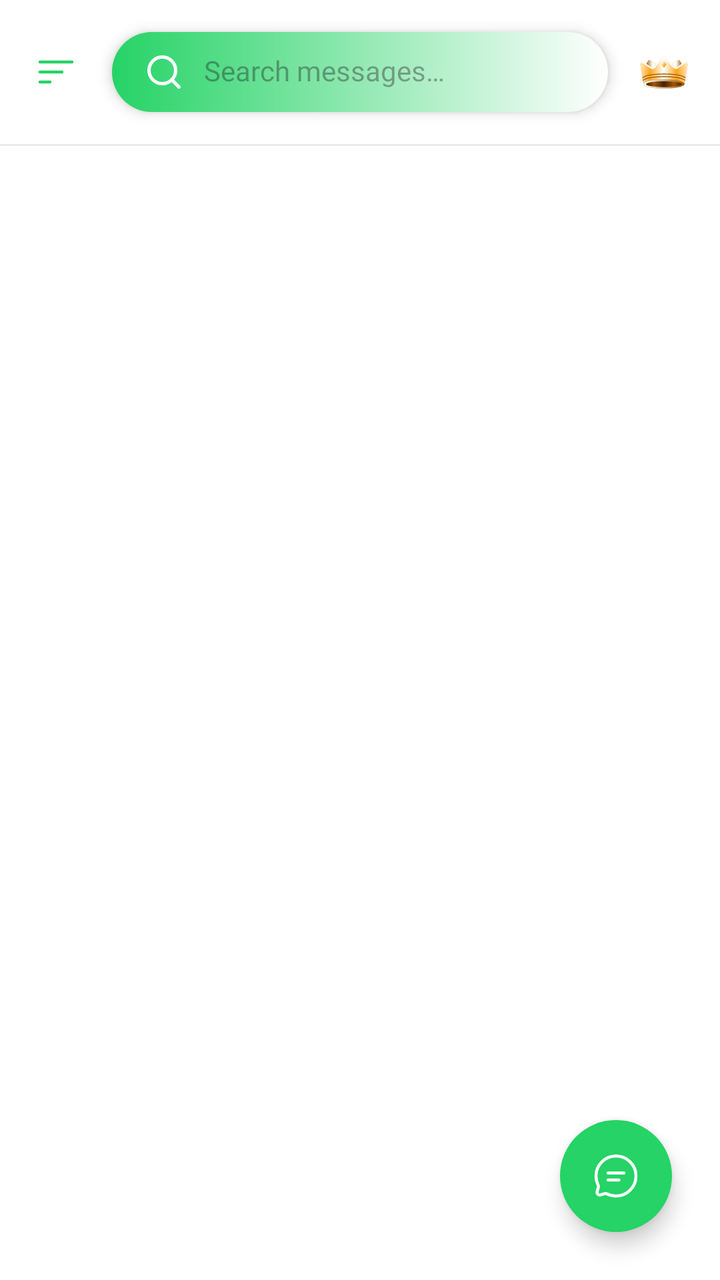
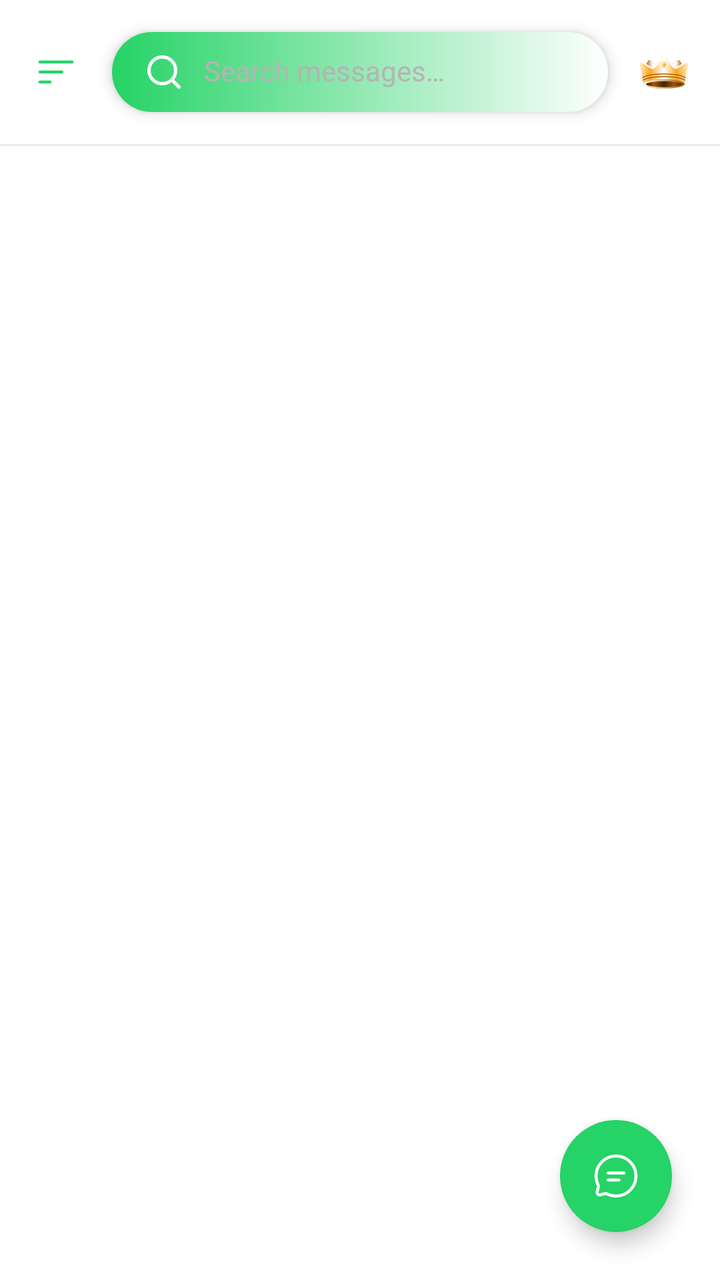

The first picture is an Android layout as it rendered before a commit; the second is the same layout after the commit. The layout source and the unified diff follow.
<!-- AndroidManifest.xml: application theme Theme.MyApplication -->
<!-- res/layout/fragment_home.xml -->
<?xml version="1.0" encoding="utf-8"?>
<androidx.constraintlayout.widget.ConstraintLayout xmlns:android="http://schemas.android.com/apk/res/android"
    xmlns:app="http://schemas.android.com/apk/res-auto"
    xmlns:tools="http://schemas.android.com/tools"
    android:layout_width="match_parent"
    android:layout_height="match_parent"
    android:background="@color/white">

    <androidx.constraintlayout.widget.ConstraintLayout
        android:id="@+id/clTopBar"
        android:layout_width="match_parent"
        android:layout_height="wrap_content"
        android:paddingHorizontal="@dimen/size16"
        app:layout_constraintTop_toTopOf="parent">

        <ImageView
            android:id="@+id/ivMenu"
            android:layout_width="@dimen/size24"
            android:layout_height="@dimen/size24"
            android:contentDescription="@null"
            android:src="@drawable/ic_list"
            app:layout_constraintBottom_toBottomOf="parent"
            app:layout_constraintStart_toStartOf="parent"
            app:layout_constraintTop_toTopOf="parent" />

        <LinearLayout
            android:id="@+id/llSearch"
            android:layout_width="0dp"
            android:layout_height="@dimen/size40"
            android:layout_margin="@dimen/size16"
            android:background="@drawable/bg_search_gradient"
            android:elevation="@dimen/size4"
            android:gravity="center_vertical"
            android:orientation="horizontal"
            android:paddingHorizontal="@dimen/size16"
            app:layout_constraintBottom_toBottomOf="parent"
            app:layout_constraintEnd_toStartOf="@+id/ivVip"
            app:layout_constraintStart_toEndOf="@+id/ivMenu"
            app:layout_constraintTop_toTopOf="parent">

            <ImageView
                android:layout_width="@dimen/size20"
                android:layout_height="@dimen/size20"
                android:contentDescription="@null"
                android:src="@drawable/ic_search" />

            <EditText
                android:id="@+id/edtSearchHome"
                style="@style/TextView_4"
                android:layout_marginStart="@dimen/size10"
                android:background="@color/transparent"
                android:hint="@string/txt_search_messages"
                android:imeOptions="actionSearch"
                android:inputType="text"
                android:maxLines="1" />
        </LinearLayout>

        <ImageView
            android:id="@+id/ivVip"
            android:layout_width="wrap_content"
            android:layout_height="wrap_content"
            android:contentDescription="@null"
            android:src="@drawable/ic_iap"
            app:layout_constraintBottom_toBottomOf="parent"
            app:layout_constraintEnd_toEndOf="parent"
            app:layout_constraintTop_toTopOf="parent" />

    </androidx.constraintlayout.widget.ConstraintLayout>

    <View
        android:id="@+id/vLineHome"
        android:layout_width="match_parent"
        android:layout_height="@dimen/size1"
        android:background="@color/col_14000000"
        app:layout_constraintTop_toBottomOf="@+id/clTopBar" />

    <androidx.recyclerview.widget.RecyclerView
        android:id="@+id/rvMessages"
        android:layout_width="match_parent"
        android:layout_height="0dp"
        app:layoutManager="androidx.recyclerview.widget.LinearLayoutManager"
        app:layout_constraintBottom_toBottomOf="parent"
        app:layout_constraintTop_toBottomOf="@+id/vLineHome"
        tools:listitem="@layout/item_message" />

    <FrameLayout
        android:layout_width="match_parent"
        android:layout_height="wrap_content"
        app:layout_constraintBottom_toBottomOf="parent"
        app:layout_constraintEnd_toEndOf="parent"
        app:layout_constraintStart_toStartOf="parent"
        app:layout_constraintTop_toBottomOf="@+id/vLineHome">

        <include
            android:id="@+id/layoutNoData"
            layout="@layout/layout_no_data" />
    </FrameLayout>

    <com.google.android.material.floatingactionbutton.FloatingActionButton
        android:id="@+id/fabNewChat"
        android:layout_width="wrap_content"
        android:layout_height="wrap_content"
        android:layout_margin="@dimen/size24"
        android:backgroundTint="@color/col_main"
        android:contentDescription="@null"
        android:src="@drawable/ic_chat"
        app:layout_constraintBottom_toBottomOf="parent"
        app:layout_constraintEnd_toEndOf="parent"
        app:shapeAppearanceOverlay="@style/ShapeAppearance.Circle"
        app:tint="@color/white" />

</androidx.constraintlayout.widget.ConstraintLayout>
<!-- res/layout/item_message.xml (included above) -->
<?xml version="1.0" encoding="utf-8"?>
<androidx.constraintlayout.widget.ConstraintLayout xmlns:android="http://schemas.android.com/apk/res/android"
    xmlns:app="http://schemas.android.com/apk/res-auto"
    android:layout_width="match_parent"
    android:layout_height="wrap_content"
    android:background="?attr/selectableItemBackground"
    android:padding="@dimen/size16">

    <RelativeLayout
        android:id="@+id/rlAvatar"
        android:layout_width="@dimen/size50"
        android:layout_height="@dimen/size50"
        app:layout_constraintBottom_toBottomOf="parent"
        app:layout_constraintStart_toStartOf="parent"
        app:layout_constraintTop_toTopOf="parent">

        <com.example.myapplication.views.RoundImageView
            android:id="@+id/ivAvatar"
            android:layout_width="match_parent"
            android:layout_height="match_parent"
            android:src="@drawable/ic_person"
            android:padding="@dimen/size6"
            app:bgColor="@color/col_main"
            app:isOval="true" />

        <TextView
            android:id="@+id/tvFirstName"
            style="@style/TextView_5"
            android:layout_width="wrap_content"
            android:layout_height="wrap_content"
            android:layout_centerInParent="true"
            android:includeFontPadding="false"
            android:text="@string/txt_empty" />
    </RelativeLayout>

    <TextView
        android:id="@+id/tvSender"
        style="@style/TextView_7"
        android:layout_marginStart="@dimen/size16"
        android:text="@string/txt_viettel_5g"
        app:layout_constraintStart_toEndOf="@+id/rlAvatar"
        app:layout_constraintTop_toTopOf="@+id/rlAvatar" />

    <TextView
        android:id="@+id/tvMessage"
        style="@style/TextView_4"
        android:layout_width="0dp"
        android:layout_marginTop="@dimen/size4"
        android:ellipsize="end"
        android:maxLines="2"
        android:text="@string/txt_message_placeholder"
        app:layout_constraintEnd_toStartOf="@+id/ivUnread"
        app:layout_constraintHorizontal_bias="0"
        app:layout_constraintStart_toStartOf="@+id/tvSender"
        app:layout_constraintTop_toBottomOf="@+id/tvSender" />

    <TextView
        android:id="@+id/tvDate"
        style="@style/TextView_4"
        android:text="@string/txt_date_placeholder"
        app:layout_constraintEnd_toEndOf="parent"
        app:layout_constraintTop_toTopOf="@+id/tvSender" />

    <View
        android:id="@+id/ivUnread"
        android:layout_width="@dimen/size10"
        android:layout_height="@dimen/size10"
        android:background="@drawable/bg_circle_green"
        app:layout_constraintBottom_toBottomOf="parent"
        app:layout_constraintEnd_toEndOf="parent"
        app:layout_constraintTop_toBottomOf="@+id/tvDate" />

</androidx.constraintlayout.widget.ConstraintLayout>
<!-- res/layout/layout_no_data.xml (included above) -->
<?xml version="1.0" encoding="utf-8"?>
<FrameLayout xmlns:android="http://schemas.android.com/apk/res/android"
    android:layout_width="match_parent"
    android:layout_height="wrap_content">

    <LinearLayout
        android:id="@+id/llNoData"
        android:visibility="gone"
        android:layout_width="match_parent"
        android:layout_height="wrap_content"
        android:gravity="center"
        android:orientation="vertical">

        <androidx.appcompat.widget.AppCompatImageView
            android:layout_width="@dimen/size200"
            android:layout_height="@dimen/size200"
            android:src="@drawable/img_empty" />

        <TextView
            android:id="@+id/tvBodyNoData"
            style="@style/TextView_4"
            android:layout_width="wrap_content"
            android:layout_height="wrap_content"
            android:layout_marginTop="@dimen/size16"
            android:text="@string/txt_your_blocked_numbers_will_appear_here"
            android:textColor="@color/col_main" />
    </LinearLayout>


    <ProgressBar
        android:id="@+id/prLoading"
        android:layout_width="@dimen/size40"
        android:layout_height="@dimen/size40"
        android:layout_gravity="center"
        android:indeterminateTint="@color/col_main" />
</FrameLayout>
<!-- resources referenced by this layout -->
<resources>
  <color name="col_14000000">#14000000</color>
  <color name="col_main">#25D366</color>
  <color name="transparent">#00000000</color>
  <color name="white">#FFFFFFFF</color>
  <dimen name="size1">1dp</dimen>
  <dimen name="size10">10dp</dimen>
  <dimen name="size16">16dp</dimen>
  <dimen name="size20">20dp</dimen>
  <dimen name="size200">200dp</dimen>
  <dimen name="size24">24dp</dimen>
  <dimen name="size4">4dp</dimen>
  <dimen name="size40">40dp</dimen>
  <dimen name="size50">50dp</dimen>
  <dimen name="size6">6dp</dimen>
  <!-- drawable bg_circle_green (drawable) -->
  <?xml version="1.0" encoding="utf-8"?>
  <shape xmlns:android="http://schemas.android.com/apk/res/android"
      android:shape="oval">
      <solid android:color="@color/col_main" />
  </shape>
  <!-- drawable bg_search_gradient (drawable) -->
  <?xml version="1.0" encoding="utf-8"?>
  <shape xmlns:android="http://schemas.android.com/apk/res/android"
      android:shape="rectangle">
      <gradient
          android:angle="0"
          android:endColor="#FFFFFF"
          android:startColor="#25D366" />
      <corners android:radius="100dp" />
  </shape>
  <string name="txt_date_placeholder" translatable="false">Feb 5th, 2026</string>
  <string name="txt_empty" translatable="false" />
  <string name="txt_message_placeholder" translatable="false">[TB] Grab these special data packages for Tet!…</string>
  <string name="txt_search_messages">Search messages…</string>
  <string name="txt_viettel_5g" translatable="false">VIETTEL_5G</string>
  <string name="txt_your_blocked_numbers_will_appear_here">Your blocked numbers will appear here</string>
  <style name="ShapeAppearance.Circle" parent="">
          <item name="cornerSize">50%</item>
      </style>
  <style name="TextView_4">
          <item name="android:layout_width">wrap_content</item>
          <item name="android:layout_height">wrap_content</item>
          <item name="android:textColor">@color/black</item>
          <item name="android:textAllCaps">false</item>
          <item name="android:includeFontPadding">false</item>
          <item name="android:fontFamily">@font/font_400</item>
          <item name="android:textSize">@dimen/size14</item>
      </style>
  <style name="TextView_5">
          <item name="android:layout_width">wrap_content</item>
          <item name="android:layout_height">wrap_content</item>
          <item name="android:textColor">@color/black</item>
          <item name="android:textAllCaps">false</item>
          <item name="android:fontFamily">@font/font_500</item>
          <item name="android:includeFontPadding">false</item>
          <item name="android:textSize">@dimen/size14</item>
      </style>
  <style name="TextView_7">
          <item name="android:layout_width">wrap_content</item>
          <item name="android:layout_height">wrap_content</item>
          <item name="android:includeFontPadding">false</item>
          <item name="android:textAllCaps">false</item>
          <item name="android:textColor">@color/black</item>
          <item name="android:fontFamily">@font/font_700</item>
          <item name="android:textSize">@dimen/size16</item>
      </style>
  <style name="Theme.MyApplication" parent="Base.Theme.MyApplication" />
  <color name="black">#FF000000</color>
  <dimen name="size14">14dp</dimen>
  <color name="col_select">#CD666666</color>
  <style name="AppBottomSheetDialogTheme" parent="Theme.Design.Light.BottomSheetDialog">
          <item name="bottomSheetStyle">@style/AppModalStyle</item>
      </style>
  <style name="AppModalStyle" parent="Widget.Design.BottomSheet.Modal">
          <item name="android:background">@drawable/bg_border_bottom_sheet</item>
      </style>
  <!-- drawable bg_border_bottom_sheet (drawable) -->
  <?xml version="1.0" encoding="utf-8"?>
  <shape xmlns:android="http://schemas.android.com/apk/res/android"
      android:shape="rectangle">
      <corners
          android:topLeftRadius="@dimen/size24"
          android:topRightRadius="@dimen/size24" />
      <solid android:color="@color/white" />
  </shape>
  <!-- unchanged entries left out for length: 7 -->
</resources>

<!-- the commit's change to res/layout/fragment_home.xml (unified diff, before → after) -->
@@ -47,12 +47,19 @@
             <EditText
                 android:id="@+id/edtSearchHome"
                 style="@style/TextView_4"
-                android:layout_marginStart="@dimen/size10"
+                android:layout_width="match_parent"
+                android:layout_height="match_parent"
                 android:background="@color/transparent"
                 android:hint="@string/txt_search_messages"
                 android:imeOptions="actionSearch"
+                android:importantForAutofill="no"
+                android:includeFontPadding="false"
                 android:inputType="text"
-                android:maxLines="1" />
+                android:maxLines="1"
+                android:paddingHorizontal="@dimen/size10"
+                android:textColor="@color/white"
+                android:textColorHint="@color/grey"
+                android:textSize="@dimen/size14" />
         </LinearLayout>
 
         <ImageView
<!-- resource entries referenced after the edit -->
@@ -2,6 +2,7 @@
 <resources>
   <color name="col_14000000">#14000000</color>
   <color name="col_main">#25D366</color>
+  <color name="grey">#B4B4B4</color>
   <color name="transparent">#00000000</color>
   <color name="white">#FFFFFFFF</color>
   <dimen name="size1">1dp</dimen>
@@ -30,11 +31,11 @@
           android:startColor="#25D366" />
       <corners android:radius="100dp" />
   </shape>
-  <string name="txt_date_placeholder" translatable="false">Feb 5th, 2026</string>
-  <string name="txt_empty" translatable="false" />
-  <string name="txt_message_placeholder" translatable="false">[TB] Grab these special data packages for Tet!…</string>
+  <string name="txt_date_placeholder">Feb 5th, 2026</string>
+  <string name="txt_empty" />
+  <string name="txt_message_placeholder">[TB] Grab these special data packages for Tet!…</string>
   <string name="txt_search_messages">Search messages…</string>
-  <string name="txt_viettel_5g" translatable="false">VIETTEL_5G</string>
+  <string name="txt_viettel_5g">VIETTEL_5G</string>
   <string name="txt_your_blocked_numbers_will_appear_here">Your blocked numbers will appear here</string>
   <style name="ShapeAppearance.Circle" parent="">
           <item name="cornerSize">50%</item>
